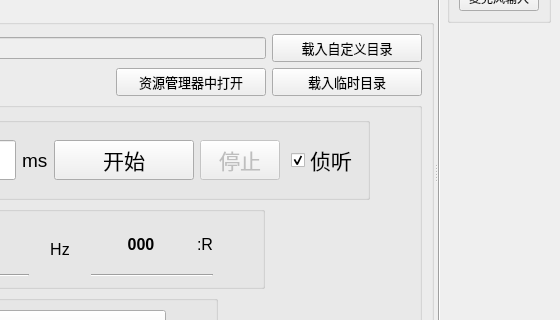
Qt form mainwindow.ui (YeeeeRQ/SpeakerTest) before a commit; both pictures show x 341 to 901 and y 117 to 437 of the 901 by 600 pixel window.
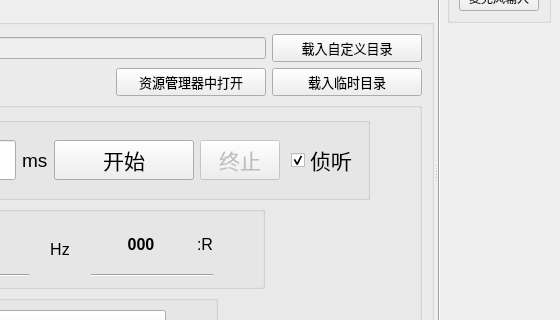
The same form after that commit. Custom widgets are drawn as their Qt base class.

What changed in the file:
```diff
--- a/mainwindow.ui
+++ b/mainwindow.ui
@@ -485,7 +485,7 @@
                                </font>
                               </property>
                               <property name="text">
-                               <string>停止</string>
+                               <string>终止</string>
                               </property>
                              </widget>
                             </item>
```
